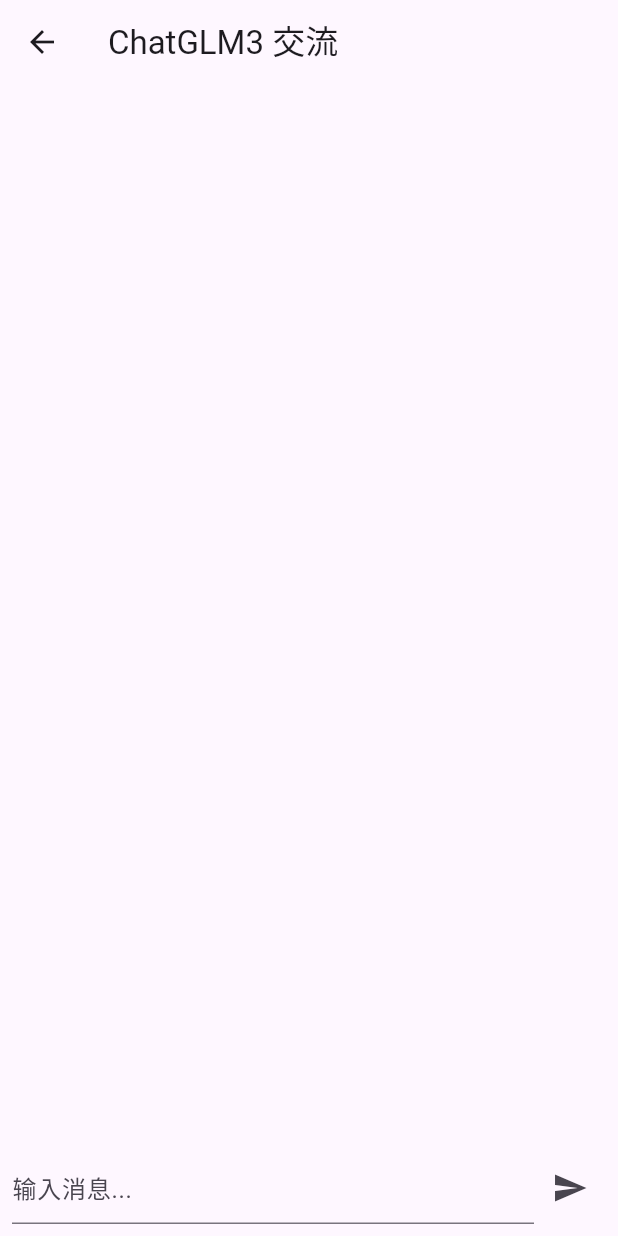
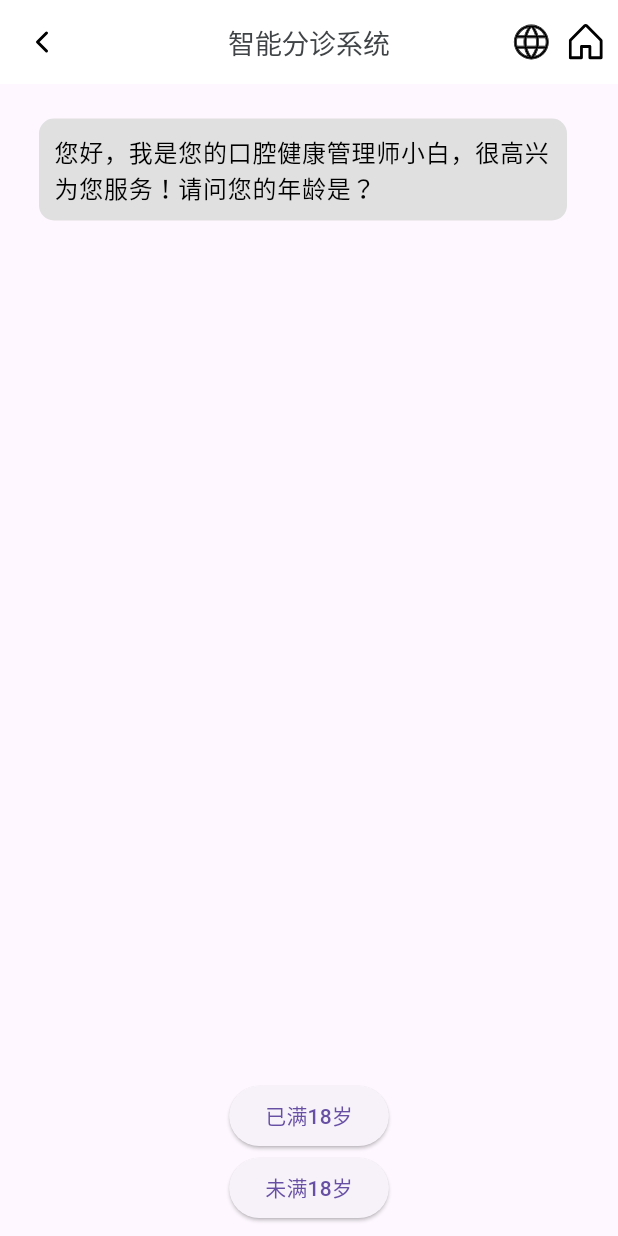
Before and after one commit to 2252635/designed_hospital_app, a Flutter app: the ChatPage screen opened by its route, on a phone screen of 412 x 824 dp. Run offline on Flutter 3.47's test engine with Material 3 defaults, Android fonts, the light colour scheme and no system bars; our stand-ins replace flutter_svg, video_player; Roboto replaces fonts that are missing (FZYaoTi).

Commit message:
ai age choice

```diff
--- a/lib/views/chat_page.dart
+++ b/lib/views/chat_page.dart
@@ -1,6 +1,9 @@
 import 'package:flutter/material.dart';
+import 'package:flutter_svg/flutter_svg.dart';
 import 'package:http/http.dart' as http;
 import 'dart:convert';
+
+import 'package:redesign_version/router/router.dart';
 
 class ChatPage extends StatefulWidget {
   @override
@@ -9,11 +12,16 @@
 
 class _ChatPageState extends State<ChatPage> {
   final TextEditingController _controller = TextEditingController();
-  List<Map<String, String>> _messages = []; // 存储聊天记录
+  List<Map<String, String>> _messages = [];
+
+  int? _age;
+  bool _hasSelectedAge = false;
+  bool _hasSelectedDeptOption = false;
+  bool _useAI = false;
 
   Future<void> _sendMessage() async {
     String userMessage = _controller.text;
-    if (userMessage.isEmpty) return;
+    if (userMessage.isEmpty || !_useAI || _age == null) return;
 
     setState(() {
       _messages.add({"role": "user", "text": userMessage});
@@ -24,7 +32,7 @@
     Map<String, dynamic> requestData = {
       "part": "牙齿",
       "prompt": userMessage,
-      "age": 25,
+      "age":  _age,
       "history": _messages.map((msg) => [msg["role"], msg["text"]]).toList(),
       "max_length": 2048,
       "top_p": 0.7,
@@ -63,13 +71,142 @@
   }
 
    @override
+  void initState() {
+    super.initState();
+    _messages.add({
+      "role": "bot",
+      "text": "您好，我是您的口腔健康管理师小白，很高兴为您服务！请问您的年龄是？"
+    });
+  }
+
+  Widget _buildInitialInteraction() {
+    if (!_hasSelectedAge) {
+      return Column(
+        children: [
+          ElevatedButton(
+            onPressed: () {
+              setState(() {
+                _age = 19;
+                _hasSelectedAge = true;
+                _messages.add({"role": "user", "text": "已满18岁"});
+                _messages.add({"role": "bot", "text": "请问您是否清楚就诊科室？"});
+              });
+            },
+            child: Text("已满18岁"),
+          ),
+          ElevatedButton(
+            onPressed: () {
+              setState(() {
+                _age = 17;
+                _hasSelectedAge = true;
+                _messages.add({"role": "user", "text": "未满18岁"});
+                _messages.add({"role": "bot", "text": "请问您是否清楚就诊科室？"});
+              });
+            },
+            child: Text("未满18岁"),
+          ),
+        ],
+      );
+    }
+
+    if (!_hasSelectedDeptOption) {
+      return Column(
+        children: [
+          ElevatedButton(
+            onPressed: () {
+              setState(() {
+                _hasSelectedDeptOption = true;
+                _useAI = false;
+                _messages.add({"role": "user", "text": "我已有明确就诊科室，点此去挂号"});
+                _messages.add({"role": "bot", "text": "请前往挂号页面。"});
+              });
+            },
+            child: Text("我已有明确就诊科室，点此去挂号"),
+          ),
+          ElevatedButton(
+            onPressed: () {
+              setState(() {
+                _hasSelectedDeptOption = true;
+                _useAI = false;
+                _messages.add({"role": "user", "text": "我不清楚就诊科室，快速获取"});
+                _messages.add({"role": "bot", "text": "请根据常见症状快速匹配科室。"});
+              });
+            },
+            child: Text("我不清楚就诊科室，快速获取"),
+          ),
+          ElevatedButton(
+            onPressed: () {
+              setState(() {
+                _hasSelectedDeptOption = true;
+                _useAI = true;
+                _messages.add({"role": "user", "text": "我不清楚就诊科室，AI交流"});
+                _messages.add({"role": "bot", "text": "请详细描述您的症状，我会为您推荐科室。"});
+              });
+            },
+            child: Text("我不清楚就诊科室，AI交流"),
+          ),
+        ],
+      );
+    }
+
+    return SizedBox.shrink(); // 不显示按钮了
+  }
+
+  @override
   Widget build(BuildContext context) {
     return Scaffold(
-      appBar: AppBar(title: Text("ChatGLM3 交流")),
+      appBar: AppBar(
+        backgroundColor: Colors.white,
+        title: const Text(
+          '智能分诊系统',
+          style: TextStyle(
+            fontFamily: 'FZYaoTi',
+            fontWeight: FontWeight.w400,
+            fontSize: 18,
+            height: 1,
+            letterSpacing: 0,
+            color: Color(0xFF404446),
+          ),
+        ),
+        centerTitle: true,
+        leading: IconButton(
+          icon: SvgPicture.asset(
+            'assets/images/return.svg',
+            width: 24,
+            height: 24,
+            color: Colors.black,
+          ),
+          onPressed: () {
+            Navigator.pop(context);
+          },
+        ),
+        actions: [
+          Padding(
+            padding: const EdgeInsets.only(right: 10.0),
+            child: SvgPicture.asset(
+              'assets/images/language.svg',
+              height: 30,
+            ),
+          ),
+          Padding(
+            padding: const EdgeInsets.only(right: 10.0),
+            child: GestureDetector(
+              onTap: () {
+                Navigator.pushNamed(context, AppRouter.home);
+              },
+              child: SvgPicture.asset(
+                'assets/images/home.svg',
+                height: 24,
+              ),
+            ),
+          ),
+        ],
+      ),
             body: Column(
         children: [
           Expanded(
             child: ListView.builder(
+              padding: EdgeInsets.symmetric(vertical: 10),
               itemCount: _messages.length,
               itemBuilder: (context, index) {
                 var message = _messages[index];
@@ -80,6 +217,7 @@
                         : Alignment.centerLeft,
                     child: Container(
                       padding: EdgeInsets.all(10),
+                      margin: EdgeInsets.symmetric(vertical: 5, horizontal: 10),
                       decoration: BoxDecoration(
                         color: message["role"] == "user" ? Colors.blue : Colors.grey[300],
                         borderRadius: BorderRadius.circular(10),
@@ -96,6 +234,12 @@
               },
             ),
           ),
+          if (!_hasSelectedDeptOption || !_hasSelectedAge)
+            Padding(
+              padding: const EdgeInsets.all(8.0),
+              child: _buildInitialInteraction(),
+            )
+          else
             Padding(
               padding: const EdgeInsets.all(8.0),
               child: Row(
```
Lines whose indentation alone changed are shown as unchanged.
